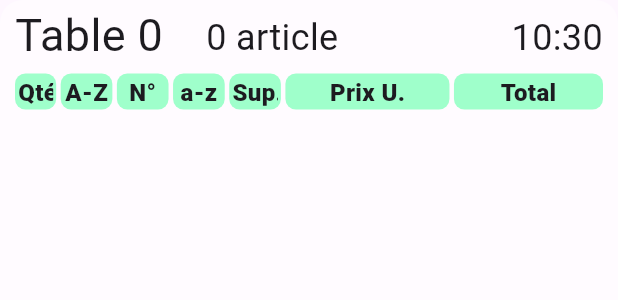
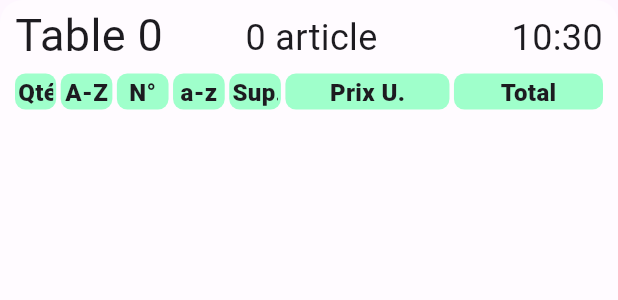
Before and after one commit to Droledami/ti_quai, a Flutter app: the OrderHeader widget shown alone on an empty page, opened directly with empty values, on a phone screen of 412 x 824 dp. Shown: the top 300 px of the screen. Run offline on Flutter 3.47's test engine with Material 3 defaults, Android fonts, the phone set to English and light mode, and no system bars; our stand-ins replace cloud_firestore, firebase_core, flutter_bloc; accounts and stored records are empty; network calls fail.

Commit message:
More android fixing

```diff
--- a/lib/custom_widgets/OrderHeader.dart
+++ b/lib/custom_widgets/OrderHeader.dart
@@ -14,7 +14,9 @@ class OrderHeader extends StatelessWidget {
       required this.orderDate,
       required this.isEditMode,
       this.textEditingController,
-      this.closeSelection}) : assert (((textEditingController !=null && isEditMode) || !isEditMode), "If isEditMode is true, then a textEditingController is required, if a controller is set but isEditMode is set to false, the controller will be useless.");
+      this.closeSelection})
+      : assert(((textEditingController != null && isEditMode) || !isEditMode),
+            "If isEditMode is true, then a textEditingController is required, if a controller is set but isEditMode is set to false, the controller will be useless.");
 
   final int tableNumber;
   final int articleNumber;
@@ -45,31 +47,30 @@ class OrderHeader extends StatelessWidget {
         ),
         child: Column(
           children: [
-            Row(
-              children: [
+            Row(children: [
               Builder(builder: (context) {
+                if (isEditMode) {
                   return Expanded(
-                    flex: isEditMode? 2: 1,
+                    flex: 2,
                     child: Row(
                       children: [
                         Padding(
-                          padding: const EdgeInsets.only(left: 10, top: 7, bottom: 10),
+                          padding: const EdgeInsets.only(
+                              left: 10, top: 7, bottom: 10),
                           child: Text(
-                            'Table ${isEditMode ? "" : tableNumber}',
+                            'Table',
                             style: TextStyle(
                               height: 1,
                               fontSize: 30,
                             ),
                           ),
                         ),
-                    Builder(
-                      builder: (context) {
-                        if(isEditMode){
-                        return EntryBox(
-                          validator: (value){
-                            if(value != null && RegExp(r"^[1-9][0-9]?$").hasMatch(value)){
+                        EntryBox(
+                          validator: (value) {
+                            if (value != null &&
+                                RegExp(r"^[1-9][0-9]?$").hasMatch(value)) {
                               return null;
-                            }else{
+                            } else {
                               return "Erreur N°";
                             }
                           },
@@ -79,17 +80,31 @@ class OrderHeader extends StatelessWidget {
                           orderEntryType: QuaiEntry.tableNumber,
                           maxLength: 2,
                           placeholder: "n°",
-                        );
-                        }else{
-                          return SizedBox.shrink();
-                        }
-                      }
                         ),
                       ],
                     ),
                   );
+                } else {
+                  return Expanded(
+                    flex: 5,
+                    child: Padding(
+                      padding:
+                          const EdgeInsets.only(left: 10, top: 7, bottom: 10),
+                      child: Text(
+                        'Table $tableNumber',
+                        style: TextStyle(
+                          height: 1,
+                          fontSize: 30,
+                        ),
+                      ),
+                    ),
+                  );
+                }
               }),
               Expanded(
+                flex: 5,
+                child: Padding(
+                  padding: const EdgeInsets.only(left:5),
                   child: Text(
                     articleNumber > 1
                         ? "$articleNumber articles"
@@ -101,9 +116,12 @@ class OrderHeader extends StatelessWidget {
                     ),
                   ),
                 ),
+              ),
               Expanded(
+                flex: 3,
                 child: Padding(
-                    padding: const EdgeInsets.only(right: 10, top:10, bottom:10),
+                  padding:
+                      const EdgeInsets.only(right: 10, top: 10, bottom: 10),
                   child: Text(
                     orderTime,
                     textAlign: TextAlign.end,
@@ -114,8 +132,7 @@ class OrderHeader extends StatelessWidget {
                   ),
                 ),
               ),
-              ]
-            ),
+            ]),
             Row(
               children: [
                 LittleCard(
```
Also changed, not shown: lib/main.dart (+4 -6 lines). Lines whose indentation alone changed are shown as unchanged.
